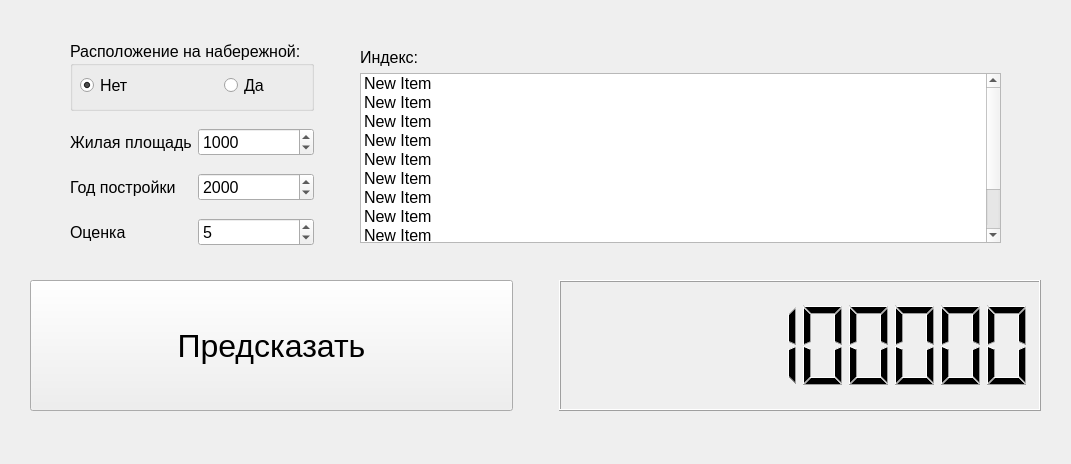
This is pyApp/design.ui in normall777/DataAccessMethodsCursovaya as Qt 5 draws it before an edit. The edited form follows.
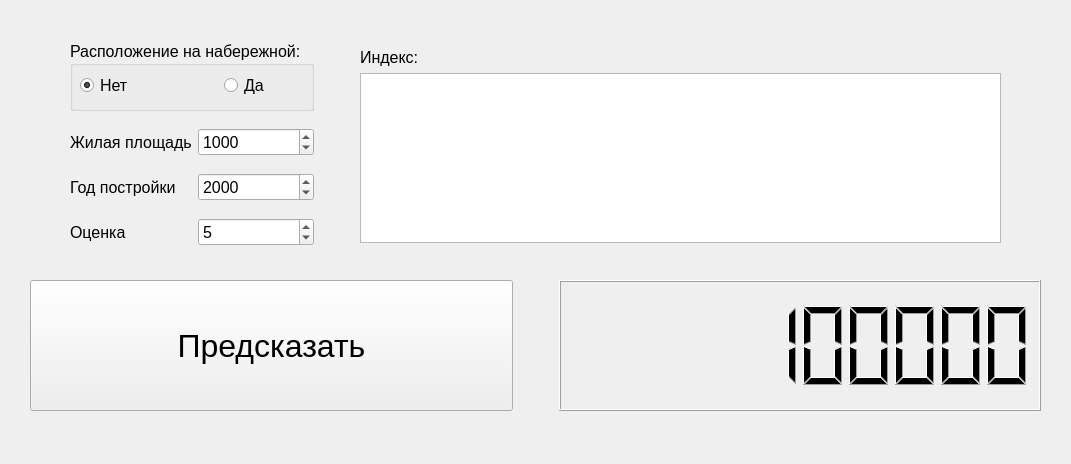
This is the edited form.

```diff
--- a/pyApp/design.ui
+++ b/pyApp/design.ui
@@ -286,61 +286,6 @@
          <property name="sortingEnabled">
           <bool>true</bool>
          </property>
-         <item>
-          <property name="text">
-           <string>New Item</string>
-          </property>
-         </item>
-         <item>
-          <property name="text">
-           <string>New Item</string>
-          </property>
-         </item>
-         <item>
-          <property name="text">
-           <string>New Item</string>
-          </property>
-         </item>
-         <item>
-          <property name="text">
-           <string>New Item</string>
-          </property>
-         </item>
-         <item>
-          <property name="text">
-           <string>New Item</string>
-          </property>
-         </item>
-         <item>
-          <property name="text">
-           <string>New Item</string>
-          </property>
-         </item>
-         <item>
-          <property name="text">
-           <string>New Item</string>
-          </property>
-         </item>
-         <item>
-          <property name="text">
-           <string>New Item</string>
-          </property>
-         </item>
-         <item>
-          <property name="text">
-           <string>New Item</string>
-          </property>
-         </item>
-         <item>
-          <property name="text">
-           <string>New Item</string>
-          </property>
-         </item>
-         <item>
-          <property name="text">
-           <string>New Item</string>
-          </property>
-         </item>
         </widget>
        </item>
        <item>
```
Left out of the diff: 20 changed lines with no effect on the pictures.
